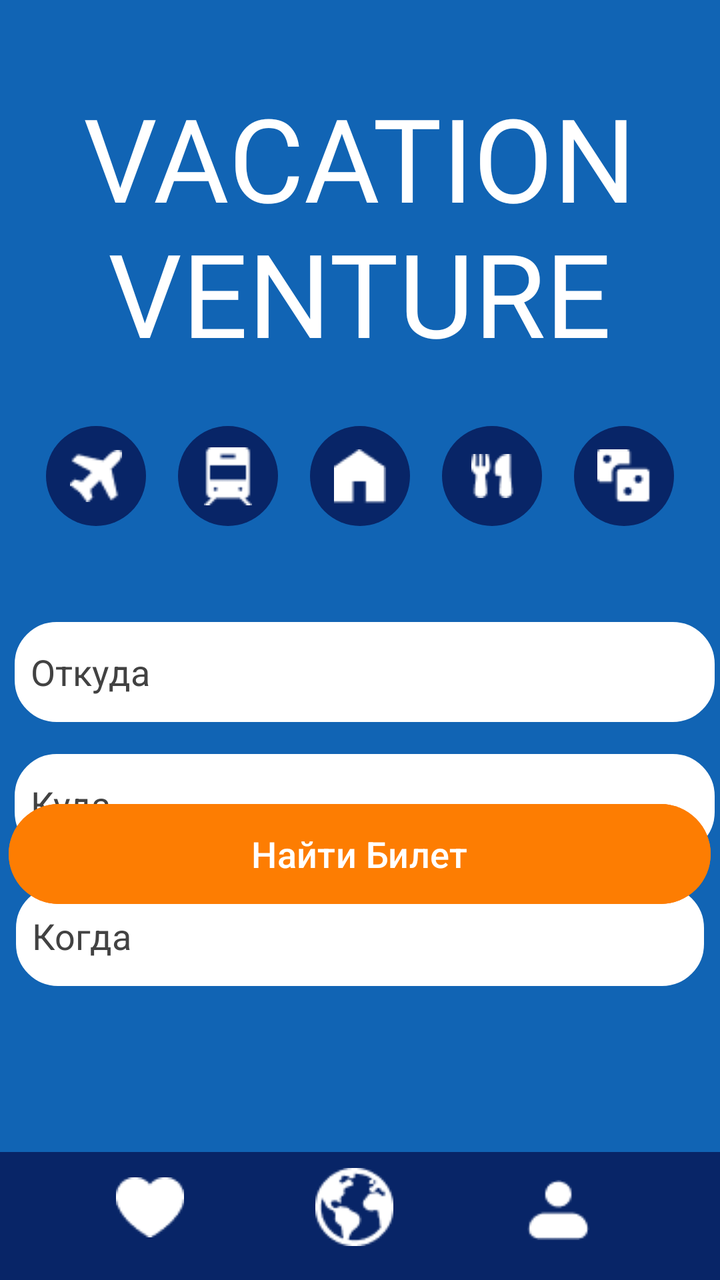
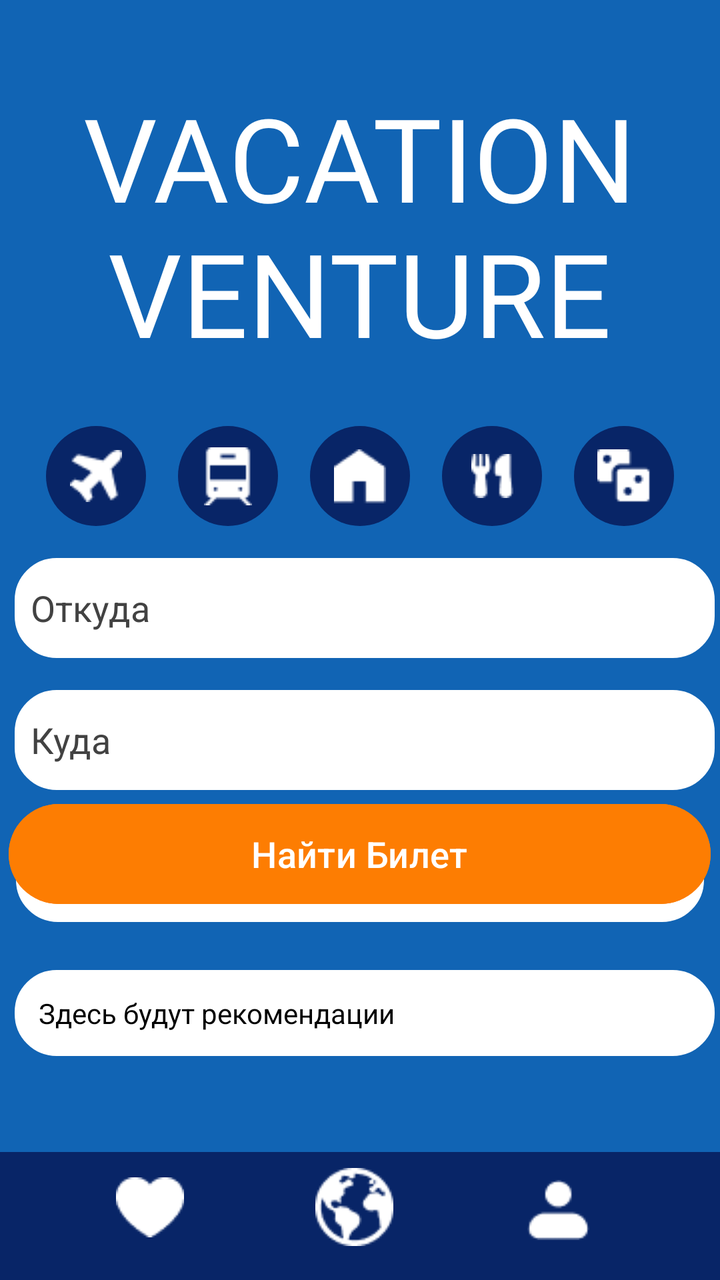

Screens rendered from an Android XML layout before and after an edit, with the pre-edit source and the edit as a unified diff.
<!-- AndroidManifest.xml: application theme Theme.VacationVenture -->
<!-- res/layout/activity_main.xml -->
<?xml version="1.0" encoding="utf-8"?>
<androidx.constraintlayout.widget.ConstraintLayout xmlns:android="http://schemas.android.com/apk/res/android"
    xmlns:app="http://schemas.android.com/apk/res-auto"
    xmlns:tools="http://schemas.android.com/tools"
    android:layout_width="match_parent"
    android:layout_height="match_parent"
    tools:context=".MainActivity"
    android:background="@color/blue">

    <LinearLayout
        android:id="@+id/title_icons"
        android:layout_width="wrap_content"
        android:layout_height="wrap_content"
        android:layout_marginTop="40dp"
        android:orientation="vertical"
        android:gravity="center"
        app:layout_constraintStart_toStartOf="parent"
        app:layout_constraintEnd_toEndOf="parent"
        app:layout_constraintTop_toTopOf="parent">

        <TextView
            android:id="@+id/title"
            android:layout_width="309dp"
            android:layout_height="wrap_content"
            android:layout_marginTop="0dp"
            android:fontFamily="@font/jockey_one"
            android:gravity="center"
            android:text="VACATION VENTURE"
            android:textColor="@android:color/white"
            android:textSize="58sp" />

        <LinearLayout
            android:id="@+id/icons_layout"
            android:layout_width="wrap_content"
            android:layout_height="wrap_content"
            android:orientation="horizontal"
            app:layout_constraintEnd_toEndOf="parent"
            app:layout_constraintHorizontal_bias="0.493"
            app:layout_constraintStart_toStartOf="parent"
            app:layout_constraintTop_toBottomOf="@id/title"
            android:gravity="center"
            android:layout_marginTop="20dp">

            <ImageButton
                android:id="@+id/button_flight"
                android:layout_width="50dp"
                android:layout_height="50dp"
                android:layout_margin="8dp"
                android:background="@drawable/button_selector"
                android:src="@drawable/ic_plane" />

            <ImageButton
                android:id="@+id/button_train"
                android:layout_width="50dp"
                android:layout_height="50dp"
                android:layout_margin="8dp"
                android:background="@drawable/button_selector"
                android:src="@drawable/ic_train" />

            <ImageButton
                android:id="@+id/button_home"
                android:layout_width="50dp"
                android:layout_height="50dp"
                android:layout_margin="8dp"
                android:background="@drawable/button_selector"
                android:src="@drawable/ic_home" />

            <ImageButton
                android:id="@+id/button_food"
                android:layout_width="50dp"
                android:layout_height="50dp"
                android:layout_margin="8dp"
                android:background="@drawable/button_selector"
                android:src="@drawable/ic_food" />

            <ImageButton
                android:id="@+id/button_enter"
                android:layout_width="50dp"
                android:layout_height="50dp"
                android:layout_margin="8dp"
                android:background="@drawable/button_selector"
                android:src="@drawable/ic_enter" />
        </LinearLayout>
    </LinearLayout>

    <LinearLayout
        android:id="@+id/flight_train_layout"
        android:layout_width="411dp"
        android:layout_height="270dp"
        android:gravity="center"
        android:orientation="vertical"
        android:padding="8dp"
        app:layout_constraintEnd_toEndOf="parent"
        app:layout_constraintHorizontal_bias="0.461"
        app:layout_constraintStart_toStartOf="parent"
        app:layout_constraintTop_toBottomOf="@id/title_icons">

        <AutoCompleteTextView
            android:id="@+id/input_departure"
            android:layout_width="350dp"
            android:layout_height="50dp"
            android:background="@drawable/inform_border"
            android:hint="Откуда"
            android:padding="8dp"
            android:textColor="@color/black"
            android:textColorHint="@color/grey"/>

        <AutoCompleteTextView
            android:id="@+id/input_arrival"
            android:layout_width="350dp"
            android:layout_height="50dp"
            android:layout_marginTop="16dp"
            android:background="@drawable/inform_border"
            android:hint="Куда"
            android:padding="8dp"
            android:textColor="@color/black"
            android:textColorHint="@color/grey" />

        <LinearLayout
            android:layout_width="365dp"
            android:layout_height="wrap_content"
            android:layout_marginTop="8dp"
            android:gravity="center"
            android:orientation="horizontal"
            android:padding="8dp"
            app:layout_constraintTop_toBottomOf="@id/title_icons">

            <EditText
                android:id="@+id/input_departure_date"
                android:layout_width="20dp"
                android:layout_height="50dp"
                android:layout_marginRight="5dp"
                android:layout_weight="1"
                android:background="@drawable/inform_border"
                android:clickable="true"
                android:focusable="false"
                android:hint="Когда"
                android:onClick="showDatePickerDeparture"
                android:padding="8dp"
                android:textColor="@color/black"
                android:textColorHint="@color/grey"/>

        </LinearLayout>

    </LinearLayout>

    <LinearLayout
        android:id="@+id/hotel_layout"
        android:layout_width="match_parent"
        android:layout_height="wrap_content"
        android:orientation="vertical"
        android:visibility="gone"
        android:padding="8dp"
        app:layout_constraintTop_toBottomOf="@id/title_icons"
        app:layout_constraintStart_toStartOf="parent"
        app:layout_constraintHorizontal_bias="0.461"
        app:layout_constraintEnd_toEndOf="parent"
        android:gravity="center"
        android:layout_marginTop="20dp">

        <AutoCompleteTextView
            android:id="@+id/input_city"
            android:layout_width="350dp"
            android:layout_height="50dp"
            android:hint="Город"
            android:padding="8dp"
            android:layout_marginTop="16dp"
            android:background="@drawable/inform_border"
            android:textColor="@color/black"
            android:textColorHint="@color/grey"/>

        <LinearLayout
            android:layout_width="365dp"
            android:layout_height="wrap_content"
            android:layout_marginTop="8dp"
            android:gravity="center"
            android:orientation="horizontal"
            android:padding="8dp"
            app:layout_constraintTop_toBottomOf="@id/title_icons">

            <EditText
                android:id="@+id/input_checkin_date"
                android:layout_width="20dp"
                android:layout_height="50dp"
                android:layout_marginRight="5dp"
                android:layout_weight="1"
                android:background="@drawable/inform_border"
                android:clickable="true"
                android:focusable="false"
                android:hint="Заезд"
                android:onClick="showDatePickerDeparture"
                android:padding="8dp"
                android:textColor="@color/black"
                android:textColorHint="@color/grey" />

            <EditText
                android:id="@+id/input_checkout_date"
                android:layout_width="20dp"
                android:layout_height="50dp"
                android:layout_marginLeft="5dp"
                android:layout_weight="1"
                android:background="@drawable/inform_border"
                android:clickable="true"
                android:focusable="false"
                android:hint="Выезд"
                android:onClick="showDatePickerReturn"
                android:padding="8dp"
                android:textColor="@color/black"
                android:textColorHint="@color/grey"/>

        </LinearLayout>

        <EditText
            android:id="@+id/input_visitors"
            android:layout_width="350dp"
            android:layout_height="50dp"
            android:hint="Посетители"
            android:padding="8dp"
            android:layout_marginTop="8dp"
            android:background="@drawable/inform_border"
            android:textColor="@color/black"
            android:textColorHint="@color/grey"/>
    </LinearLayout>

    <LinearLayout
        android:id="@+id/restaurant_event_layout"
        android:layout_width="match_parent"
        android:layout_height="wrap_content"
        android:orientation="vertical"
        android:visibility="gone"
        android:padding="8dp"
        app:layout_constraintTop_toBottomOf="@id/title_icons"
        app:layout_constraintStart_toStartOf="parent"
        app:layout_constraintEnd_toEndOf="parent"
        android:gravity="center"
        android:layout_marginTop="20dp">

        <AutoCompleteTextView
            android:id="@+id/input_city_restaurant_event"
            android:layout_width="350dp"
            android:layout_height="50dp"
            android:hint="Город"
            android:padding="8dp"
            android:layout_marginTop="16dp"
            android:background="@drawable/inform_border"
            android:textColor="@color/black"
            android:textColorHint="@color/grey"/>
    </LinearLayout>

    <LinearLayout
        android:id="@+id/entertainment_layout"
        android:layout_width="match_parent"
        android:layout_height="wrap_content"
        android:orientation="vertical"
        android:visibility="gone"
        android:padding="8dp"
        app:layout_constraintTop_toBottomOf="@id/title_icons"
        app:layout_constraintStart_toStartOf="parent"
        app:layout_constraintEnd_toEndOf="parent"
        android:gravity="center"
        android:layout_marginTop="20dp">

        <AutoCompleteTextView
            android:id="@+id/input_city_entertainment"
            android:layout_width="350dp"
            android:layout_height="50dp"
            android:hint="Город"
            android:padding="8dp"
            android:layout_marginTop="16dp"
            android:background="@drawable/inform_border"
            android:inputType="text"
            android:textColor="@color/black"
            android:textColorHint="@color/grey"/>

        <EditText
            android:id="@+id/input_date_entertainment"
            android:layout_width="350dp"
            android:layout_height="50dp"
            android:hint="Дата"
            android:padding="8dp"
            android:layout_marginTop="16dp"
            android:background="@drawable/inform_border"
            android:onClick="showDatePickerDeparture"
            android:textColor="@color/black"
            android:textColorHint="@color/grey"/>

        <TextView
            android:id="@+id/message_text_view"
            android:layout_width="wrap_content"
            android:layout_height="wrap_content"
            android:layout_marginTop="16dp"
            android:textSize="16sp"
            android:visibility="gone"
            android:textColor="@color/black"
            android:textColorHint="@color/grey"/>
    </LinearLayout>


    <Button
        android:id="@+id/main_button"
        android:layout_width="351dp"
        android:layout_height="58dp"
        android:layout_marginTop="0dp"
        android:backgroundTint="@color/orange"
        android:layout_marginBottom="120dp"
        android:text="Найти Билет"
        app:layout_constraintBottom_toTopOf="@id/bottom_nav_bar"
        app:layout_constraintEnd_toEndOf="parent"
        app:layout_constraintHorizontal_bias="0.498"
        app:layout_constraintStart_toStartOf="parent"
        android:textSize="18dp"/>

    <LinearLayout
        android:id="@+id/bottom_nav_bar"
        android:layout_width="0dp"
        android:layout_height="64dp"
        android:background="@color/darkblue"
        android:orientation="horizontal"
        android:padding="8dp"
        app:layout_constraintBottom_toBottomOf="parent"
        app:layout_constraintEnd_toEndOf="parent"
        app:layout_constraintStart_toStartOf="parent">

        <ImageButton
            android:id="@+id/button_favorites"
            android:layout_width="24dp"
            android:layout_height="39dp"
            android:layout_marginLeft="16dp"
            android:layout_weight="1"
            android:background="?attr/selectableItemBackground"
            android:contentDescription="Избранное"
            android:src="@drawable/ic_favotire" />

        <ImageButton
            android:id="@+id/button_main"
            android:layout_width="24dp"
            android:layout_height="wrap_content"
            android:layout_weight="1"
            android:background="?attr/selectableItemBackground"
            android:contentDescription="Главная"
            android:src="@drawable/ic_main" />

        <ImageButton
            android:id="@+id/button_profile"
            android:layout_width="24dp"
            android:layout_height="42dp"
            android:layout_marginRight="22dp"
            android:layout_weight="1"
            android:background="?attr/selectableItemBackground"
            android:contentDescription="Профиль"
            android:src="@drawable/ic_profile" />

    </LinearLayout>

</androidx.constraintlayout.widget.ConstraintLayout>
<!-- resources referenced by this layout -->
<resources>
  <color name="black">#FF000000</color>
  <color name="blue">#1164B4</color>
  <color name="darkblue">#082567</color>
  <color name="grey">#ff424242</color>
  <color name="orange">#FD7D02</color>
  <!-- drawable button_selector (drawable) -->
  <?xml version="1.0" encoding="utf-8"?>
  <selector xmlns:android="http://schemas.android.com/apk/res/android">
      <item android:state_selected="true">
          <shape xmlns:android="http://schemas.android.com/apk/res/android">
              <solid android:color="@color/orange" /> 
              <corners android:radius="50dp" /> 
          </shape>
      </item>
      <item>
          <shape xmlns:android="http://schemas.android.com/apk/res/android">
              <solid android:color="@color/darkblue" /> 
              <corners android:radius="50dp" /> 
          </shape>
      </item>
  </selector>
  <!-- drawable ic_enter: png bitmap (drawable, 423 bytes) -->
  <!-- drawable ic_favotire: png bitmap (drawable, 434 bytes) -->
  <!-- drawable ic_food: png bitmap (drawable, 418 bytes) -->
  <!-- drawable ic_home: png bitmap (drawable, 273 bytes) -->
  <!-- drawable ic_main: png bitmap (drawable, 862 bytes) -->
  <!-- drawable ic_plane: png bitmap (drawable, 437 bytes) -->
  <!-- drawable ic_profile: png bitmap (drawable, 436 bytes) -->
  <!-- drawable ic_train: png bitmap (drawable, 351 bytes) -->
  <!-- drawable inform_border (drawable) -->
  <?xml version="1.0" encoding="utf-8"?>
  <shape xmlns:android="http://schemas.android.com/apk/res/android"
      android:shape="rectangle">
  
      <corners
          android:radius="20dp"/>
  
      <stroke
          android:color="@color/white"
          android:width="2dp"/>
      <solid
          android:color="@color/white"/>
  
  </shape>
  <style name="Theme.VacationVenture" parent="Base.Theme.VacationVenture" />
  <color name="white">#FFFFFFFF</color>
  <style name="Base.Theme.VacationVenture" parent="Theme.Material3.DayNight.NoActionBar">
          <item name="colorPrimary">@color/blue</item>
          <item name="colorPrimaryVariant">@color/darkblue</item>
          <item name="colorOnPrimary">@color/white</item>
      </style>
</resources>

<!-- the commit's change to res/layout/activity_main.xml (unified diff, before → after) -->
@@ -86,7 +86,7 @@
     <LinearLayout
         android:id="@+id/flight_train_layout"
         android:layout_width="411dp"
-        android:layout_height="270dp"
+        android:layout_height="wrap_content"
         android:gravity="center"
         android:orientation="vertical"
         android:padding="8dp"
@@ -141,6 +141,17 @@
                 android:textColorHint="@color/grey"/>
 
         </LinearLayout>
+        <TextView
+                android:id="@+id/recommendations_text"
+                android:layout_width="350dp"
+                android:layout_height="wrap_content"
+                android:layout_marginTop="16dp"
+                android:background="@drawable/inform_border"
+                android:padding="12dp"
+                android:text="Здесь будут рекомендации"
+                android:textColor="@color/black"
+                android:gravity="start|center_vertical"
+                android:maxLines="10" />
 
     </LinearLayout>
 
